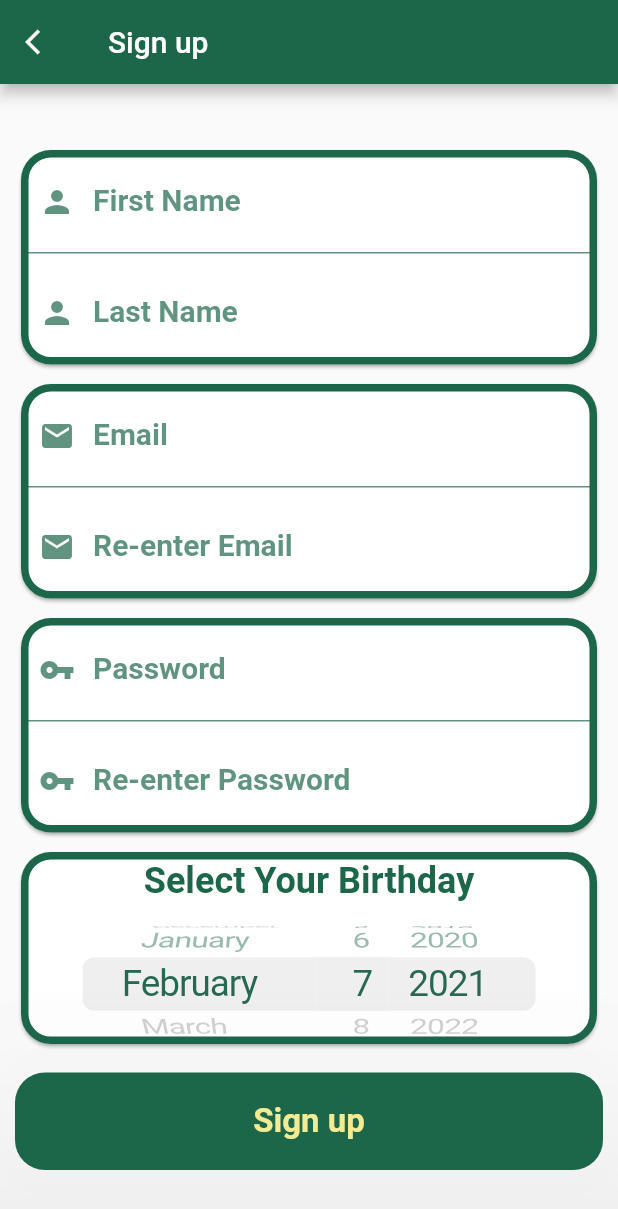
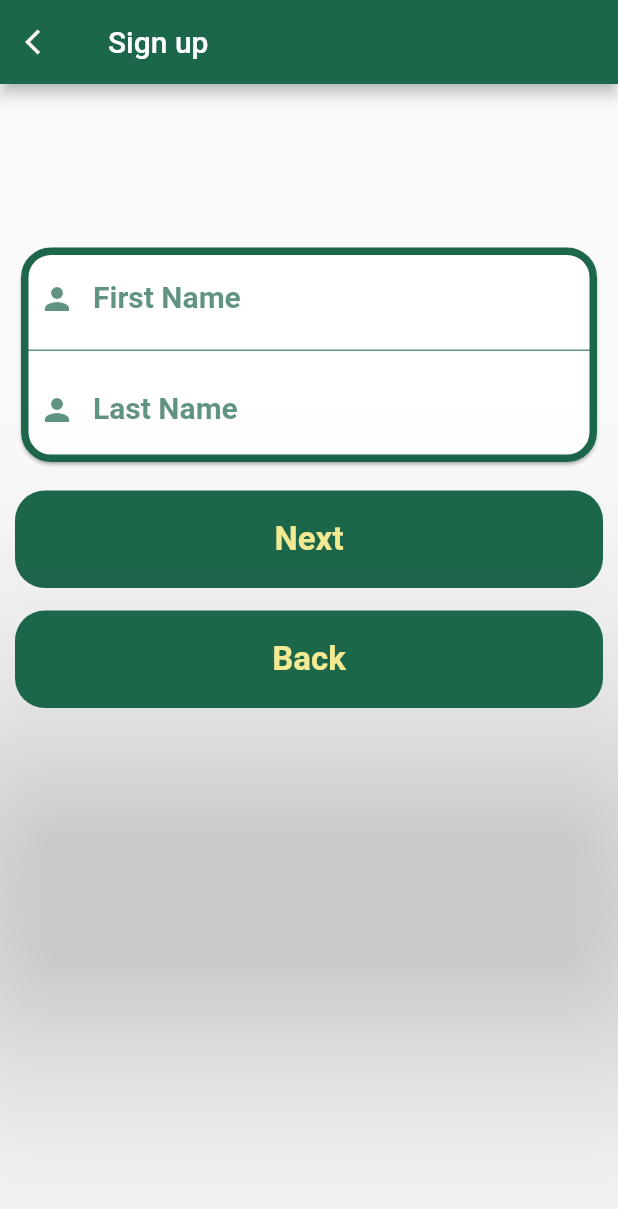
Before and after one commit to Amenshawi/Ataa, a Flutter app: the SignupPage screen opened by its route, on a phone screen of 412 x 824 dp. Shown: the top 1209 px of the screen. Run offline on Flutter 3.47's test engine with Material 2 defaults, Android fonts, the phone set to English and light mode, and no system bars; our stand-ins replace cloud_firestore, firebase_auth, firebase_core; accounts and stored records are empty.

Commit message:
added new signup screen

```diff
--- a/lib/signup.dart
+++ b/lib/signup.dart
@@ -1,10 +1,12 @@
-import 'package:Ataa/login.dart';
 import 'package:flutter/material.dart';
 import 'package:firebase_core/firebase_core.dart';
 import 'package:firebase_auth/firebase_auth.dart';
 import 'package:Ataa/auth.dart';
 import 'package:flutter/cupertino.dart';
 import 'package:flutter/services.dart';
+import 'package:Ataa/HomePage.dart';
+
+import 'login.dart';
 
 class Signup extends StatelessWidget {
   @override
@@ -29,14 +31,13 @@ class _SignupState extends State<SignupPage> {
   var passwordController2 = TextEditingController();
   var fnameController = TextEditingController();
   var lnameController = TextEditingController();
-  bool confirm = false;
   DateTime bday = DateTime.now();
   var visibility = false;
+  // 1= name card, 2= email card , 3= password card, 4= birthday selector
+  int cardSelect = 1;
 
   // text field state
   String error = '';
-
-  //implementing date picker method
 
   @override
   Widget build(BuildContext context) {
@@ -66,6 +67,7 @@ class _SignupState extends State<SignupPage> {
               key: _formKey,
               child: Column(
                 children: <Widget>[
+                  SizedBox(height: 50.0),
                   Container(
                           margin: EdgeInsets.only(bottom: 25),
                           child: Visibility(
@@ -75,50 +77,32 @@ class _SignupState extends State<SignupPage> {
                                 style: TextStyle(
                                     fontSize: 20, color: Colors.redAccent),
                               ))),
-                  SizedBox(height: 5.0),
+                              SizedBox(height: 20),
+                  // selector to determine which card to show
                   // name card
-                  inputcard(
-                      fnameController,
-                      lnameController,
-                      false,
-                      'First Name',
-                      'Last Name',
-                      Icon(Icons.person,
-                          color: Color.fromRGBO(28, 102, 74, 0.7))),
+                  cardSelect == 1? inputcard(
+                    fnameController, lnameController,
+                    false, 'First Name', 'Last Name',
+                    Icon(Icons.person, color: Color.fromRGBO(28, 102, 74, 0.7))) :
 
-                  SizedBox(height: 5.0),
-                  // email card
-                  inputcard(
-                      emailController,
-                      emailController2,
-                      false,
-                      'Email',
-                      'Re-enter Email',
-                      Icon(Icons.email,
-                          color: Color.fromRGBO(28, 102, 74, 0.7))),
+                  //email card
+                  cardSelect ==2? inputcard(
+                    emailController, emailController2,
+                    false, 'Email', 'Re-enter Email',
+                    Icon(Icons.email, color: Color.fromRGBO(28, 102, 74, 0.7))) :
 
-                  SizedBox(
-                    height: 5.0,
-                  ),
                   //password card
-                  inputcard(
-                      passwordController,
-                      passwordController2,
-                      true,
-                      'Password',
-                      'Re-enter Password',
-                      Icon(Icons.vpn_key,
-                          color: Color.fromRGBO(28, 102, 74, 0.7))),
+                  cardSelect ==3? inputcard(
+                    passwordController, passwordController2,
+                    true, 'Password', 'Re-enter Password',
+                    Icon(Icons.vpn_key, color: Color.fromRGBO(28, 102, 74, 0.7))) :
 
-                  SizedBox(
-                    height: 5.0,
-                  ),
-                  //Date picker
-                  Card(
+                  //birthday card
+                  cardSelect == 4? Card(
                     shape: RoundedRectangleBorder(
                         borderRadius: BorderRadius.circular(20),
                         side: BorderSide(
-                            color: Color.fromRGBO(28, 102, 74, 1.0),
+                          color: Color.fromRGBO(28,102,74,1.0),
                           width: 5.0,
                           style: BorderStyle.solid)),
                     color: Color.fromRGBO(255, 255, 255, 1.0),
@@ -126,12 +110,12 @@ class _SignupState extends State<SignupPage> {
                     child: Column(
                       children: [
                         SizedBox(
-                          height: 5.0,
+                          height: 20.0,
                         ),
                         Text(
                           'Select Your Birthday',
                           style: TextStyle(
-                            color: Color.fromRGBO(28, 102, 74, 1.0),
+                            color: Color.fromRGBO(28,102,74,1.0),
                             fontSize: 24,
                             fontWeight: FontWeight.bold,
                           ),
@@ -140,11 +124,10 @@ class _SignupState extends State<SignupPage> {
                           height: 15.0,
                         ),
                         SizedBox(
-                          height: 80,
+                          height: 120,
                           child: CupertinoTheme(
                             child: CupertinoDatePicker(
-                              backgroundColor:
-                                  Color.fromRGBO(255, 255, 255, 1.0),
+                              backgroundColor: Color.fromRGBO(255, 255, 255, 1.0),
                               mode: CupertinoDatePickerMode.date,
                               minimumDate: DateTime(1930),
                               initialDateTime: DateTime.now(),
@@ -157,7 +140,7 @@ class _SignupState extends State<SignupPage> {
                               textTheme: CupertinoTextThemeData(
                                 dateTimePickerTextStyle: TextStyle(
                                   fontSize: 22,
-                                  color: Color.fromRGBO(28, 102, 74, 1.0),
+                                  color: Color.fromRGBO(28,102,74,1.0),
                                 ),
                               ),
                             ),
@@ -165,7 +148,9 @@ class _SignupState extends State<SignupPage> {
                         ),
                       ],
                     ),
-                  ),
+                  )
+                  // closing the selection statement, cant be null so i used empty SizedBox
+                  : SizedBox(),
 
                   SizedBox(
                     height: 15.0,
@@ -177,13 +162,13 @@ class _SignupState extends State<SignupPage> {
                     color: Color.fromRGBO(28, 102, 74, 1),
                     elevation: 100.0,
                     child: GestureDetector(
-                      onTap: () {
-                        signupClicked();
+                      onTap:() {
+                        checkCard(cardSelect);
                       },
                       child: Center(
                         heightFactor: 2.5,
                         child: Text(
-                          "Sign up",
+                          cardSelect == 4?"Sign up":"Next",
                           style: TextStyle(
                               fontSize: 22,
                               fontWeight: FontWeight.bold,
@@ -192,7 +177,34 @@ class _SignupState extends State<SignupPage> {
                       ),
                     ),
                   ),
-                  SizedBox(height: 12.0),
+                  SizedBox(height: 15.0),
+                  Material(
+                    borderRadius: BorderRadius.circular(20.0),
+                    shadowColor: Colors.grey,
+                    color: Color.fromRGBO(28, 102, 74, 1),
+                    elevation: 100.0,
+                    child: GestureDetector(
+                      onTap:() {
+                        setState(() {
+                          visibility = false;
+                          error = '';
+                          if(cardSelect == 1)
+                            Navigator.pop(context);
+                          else
+                            cardSelect--;
+                        });
+                      },
+                      child: Center(
+                        heightFactor: 2.5,
+                        child: Text('Back',
+                          style: TextStyle(
+                              fontSize: 22,
+                              fontWeight: FontWeight.bold,
+                              color: Color.fromRGBO(244, 234, 146, 1)),
+                        ),
+                      ),
+                    ),
+                  ),
                 ],
               ),
             ),
@@ -201,16 +213,13 @@ class _SignupState extends State<SignupPage> {
       ),
     );
   }
-
    // Creating the form input cards
-  inputcard(topController, bottomController, bool passwordCard, String topLabel,
-      String bottomLabel, Icon icon) {
+  inputcard(topController, bottomController, bool passwordCard, String topLabel, String bottomLabel, Icon icon){
     return Card(
             shape: RoundedRectangleBorder(
-          side: BorderSide(
-              color: Color.fromRGBO(28, 102, 74, 1.0),
+              side: BorderSide(color: Color.fromRGBO(28,102,74,1.0),
                 style: BorderStyle.solid,
-              width: 5.0),
+                width: 5.0 ),
               borderRadius: BorderRadius.circular(20)),
               color: Color.fromRGBO(255, 255, 255, 1),
               shadowColor: Colors.grey,
@@ -220,17 +229,15 @@ class _SignupState extends State<SignupPage> {
                     obscureText: passwordCard,
                     controller: topController,
                     style: TextStyle(
-              color: Color.fromRGBO(28, 102, 74, 1.0),
+                      color: Color.fromRGBO(28,102,74,1.0),
                       fontWeight: FontWeight.bold,
                       fontSize: 22,
                     ),
-            decoration: InputDecoration(
+                    decoration:InputDecoration(
                       enabledBorder: UnderlineInputBorder(
-                  borderSide:
-                      BorderSide(color: Color.fromRGBO(28, 102, 74, 0.7))),
+                        borderSide: BorderSide(color: Color.fromRGBO(28, 102, 74, 0.7))),
                       focusedBorder: UnderlineInputBorder(
-                  borderSide: BorderSide(
-                      color: Color.fromRGBO(28, 102, 74, 1.0), width: 3.0)),
+                        borderSide: BorderSide(color: Color.fromRGBO(28, 102, 74, 1.0), width: 3.0)),
                       prefixIcon: icon,
                       labelText: topLabel,
                       labelStyle: TextStyle(
@@ -245,11 +252,11 @@ class _SignupState extends State<SignupPage> {
                     obscureText: passwordCard,
                     controller: bottomController,
                       style: TextStyle(
-              color: Color.fromRGBO(28, 102, 74, 1.0),
+                        color: Color.fromRGBO(28,102,74,1.0),
                         fontWeight: FontWeight.bold,
                         fontSize: 22,
                       ),
-            decoration: InputDecoration(
+                      decoration:InputDecoration(
                         enabledBorder: InputBorder.none,
                         focusedBorder: InputBorder.none,
                         prefixIcon: icon,
@@ -261,43 +268,10 @@ class _SignupState extends State<SignupPage> {
                         ),
                         textAlign: TextAlign.start,
                         ),
-        ],
-      ),
+                    ],),
                   );
   }
-
-  signupClicked() async {
-    // no field is empty
-    if (fnameController.text.isEmpty ||
-        lnameController.text.isEmpty ||
-        emailController.text.isEmpty ||
-        emailController2.text.isEmpty ||
-        passwordController.text.isEmpty ||
-        passwordController2.text.isEmpty) {
-      setState(() {
-        visibility = true;
-        error = 'Please Fill All Fields';
-      });
-      // emails match
-    } else if (emailController.text != emailController2.text) {
-      setState(() {
-        visibility = true;
-        error = 'Emails Do Not Match';
-      });
-      // passwords match
-    } else if (passwordController.text != passwordController2.text) {
-      setState(() {
-        visibility = true;
-        error = 'Passwords Do Not Match';
-      });
-      // age is 15+
-    } else if (!bday
-        .isBefore(DateTime.now().subtract(const Duration(days: 5474)))) {
-      setState(() {
-        visibility = true;
-        error = 'Age Must be 15 and Above';
-      });
-    } else {
+  signupClicked() async{
          try {
         visibility = false;
         dynamic result = await _auth.signupWithEmailAndPassword(
@@ -307,7 +281,7 @@ class _SignupState extends State<SignupPage> {
             lnameController.text,
             bday);
         _dialog(context, 'Confirmation', Color.fromRGBO(28, 102, 74, 1.0),
-            'Yay! you signed up!', 'Got It', true);
+            'You Have Been Successfully Registered, Welcome to Ataa', 'Continue', true);
         print('test');
         Future.delayed(const Duration(seconds: 4), () {
           Navigator.pop(context);
@@ -318,7 +292,78 @@ class _SignupState extends State<SignupPage> {
         _dialog(context, 'Error !', Color.fromRGBO(28, 102, 74, 1.0),
             'Sorry an error occured\n Error: ' + e.message, 'Try Again', false);
       }
+
+
   }
+  checkCard(int selector){
+    switch(selector){
+      //checking name card input
+      case 1:
+      setState(() {
+        if(fnameController.text.isEmpty || lnameController.text.isEmpty){
+          visibility = true;
+          error = 'Please Fill All Fields';
+        }else {
+          cardSelect++;
+          visibility = false;
+          error = '';
+          }
+        });
+      break;
+
+      // checking email card input
+      case 2:
+      setState(() {
+      if(emailController.text.isEmpty || emailController2.text.isEmpty){
+        visibility = true;
+        error = 'Please Fill All Fields';
+      }else if(!RegExp(
+          r"^[a-zA-Z0-9.a-zA-Z0-9.!#$%&'*+-/=?^_`{|}~]+@[a-zA-Z0-9]+\.[a-zA-Z]+")
+          .hasMatch(emailController.text)){
+            visibility = true;
+            error = 'Please Enter a Valid Email';
+      }else if(emailController.text != emailController2.text){
+        visibility = true;
+        error = 'Emails Do Not Match';
+      }else {
+          cardSelect++;
+          visibility = false;
+          error = '';
+          }
+      });
+      break;
+
+      // checking password card input
+      case 3:
+       setState(() {
+        if(passwordController.text.isEmpty || passwordController2.text.isEmpty){
+          visibility = true;
+          error = 'Please Fill All Fields';
+        }else if(passwordController.text != passwordController2.text){
+            visibility = true;
+            error = 'Passwords Do Not Match';
+        }else {
+          cardSelect++;
+          visibility = false;
+          error = '';
+          }
+          });
+      break;
+
+      // checking birthday card input
+      case 4:
+      setState(() {
+        if(calculateAge(bday) < 15){
+          print('is underage');
+          visibility = true;
+          error = 'Age Must be 15 and Above';
+        }else {
+          signupClicked();
+        }
+      });
+      break;
+    }
+
   }
 
   void _dialog(context, String title, Color titleColor, String message,
@@ -368,4 +413,22 @@ class _SignupState extends State<SignupPage> {
     );
     showDialog(context: context, builder: (BuildContext bc) => errorDialog);
   }
+
+  calculateAge(DateTime birthDate) {
+    print("in the caclulate age method");
+  DateTime currentDate = DateTime.now();
+  int age = currentDate.year - birthDate.year;
+  int month1 = currentDate.month;
+  int month2 = birthDate.month;
+  if (month2 > month1) {
+    age--;
+  } else if (month1 == month2) {
+    int day1 = currentDate.day;
+    int day2 = birthDate.day;
+    if (day2 > day1) {
+      age--;
     }
+  }
+  return age;
+}
+}
```
Lines whose indentation alone changed are shown as unchanged.
